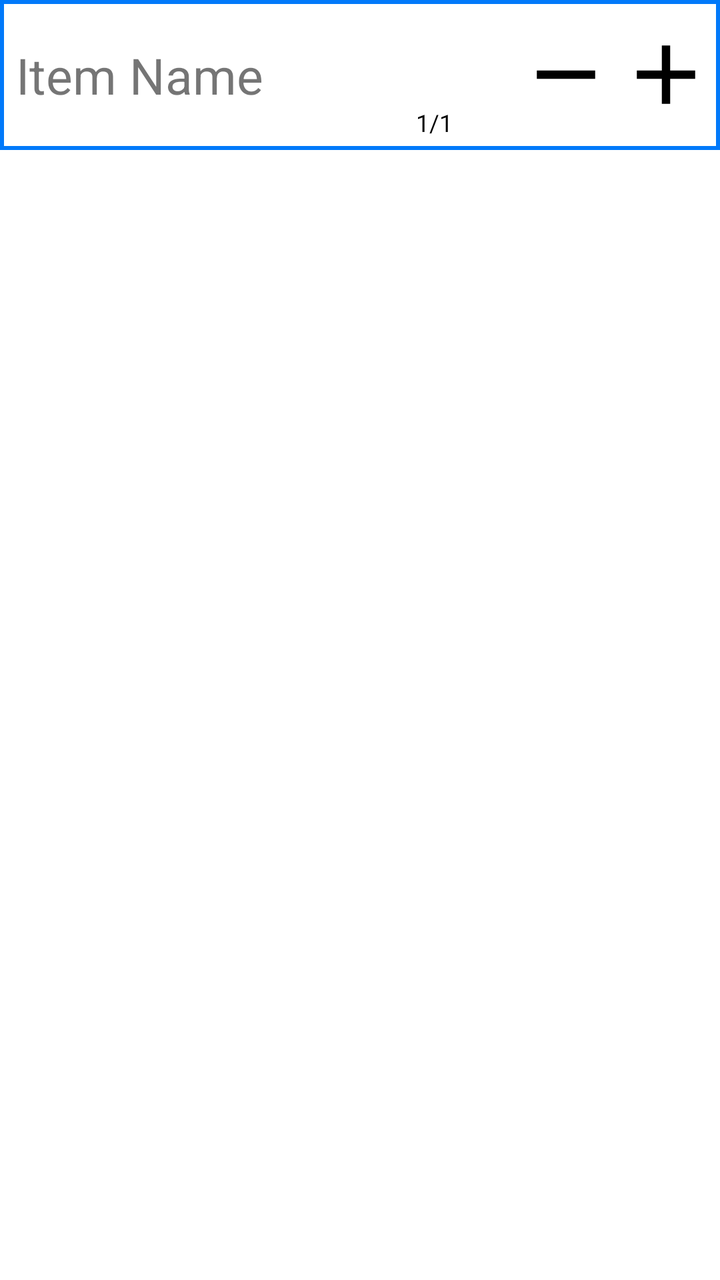
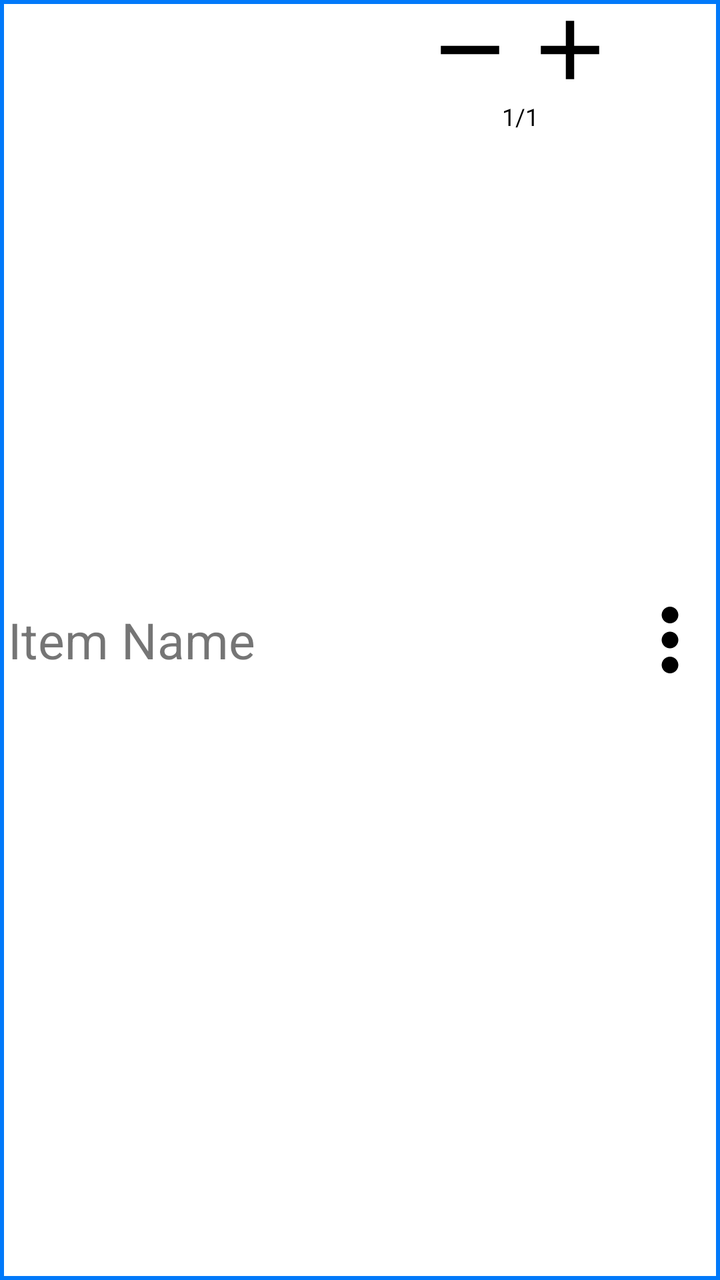

An Android layout rendered at two revisions. The XML below is the earlier revision; the diff shows what the commit changed to produce the second picture.
<!-- AndroidManifest.xml: application theme Theme.SmartCart.Light -->
<!-- res/layout/item_row_multiple_listdisplay.xml -->
<?xml version="1.0" encoding="utf-8"?>
<LinearLayout xmlns:android="http://schemas.android.com/apk/res/android"
    android:orientation="vertical"
    android:layout_width="match_parent"
    android:layout_height="wrap_content">

    <LinearLayout
        android:layout_width="match_parent"
        android:layout_height="75dp"
        android:orientation="horizontal"
        android:background="@drawable/square">
        <TextView
            android:id="@+id/ItemNameDisplayMultiple"
            android:layout_width="200dp"
            android:layout_height="wrap_content"
            android:layout_marginLeft="8dp"
            android:text="Item Name"
            android:textSize="25sp"
            android:layout_gravity="left|center_vertical"/>

        <TextView
            android:id="@+id/ItemQuantityDisplay"
            android:layout_width="50dp"
            android:layout_height="20dp"
            android:layout_marginBottom="1dp"
            android:layout_gravity="bottom|center_horizontal"
            android:text="1/1"
            android:textSize="12sp"
            android:textColor="@color/black"
            />

        <LinearLayout
            android:id="@+id/item_row_multiple_linearLayout"
            android:layout_width="100dp"
            android:layout_height="match_parent"
            android:orientation="horizontal">

            <ImageButton
                android:id="@+id/ItemUncheckButton"
                android:layout_width="50dp"
                android:layout_height="50dp"
                android:layout_gravity="center_vertical"
                android:background="@drawable/baseline_remove"
                android:backgroundTint="@color/black"/>
            <ImageButton
                android:id="@+id/ItemcheckButton"
                android:layout_width="50dp"
                android:layout_height="50dp"
                android:layout_gravity="center_vertical"
                android:background="@drawable/baseline_add"
                android:backgroundTint="@color/black"/>

        </LinearLayout>
        <ImageButton
            android:id="@+id/ItemOptionsButtonMultiple"
            android:layout_width="50dp"
            android:layout_height="50dp"
            android:layout_gravity="center_vertical|right"
            android:background="@drawable/option_button"/>
    </LinearLayout>
</LinearLayout>
<!-- resources referenced by this layout -->
<resources>
  <color name="black">#FF000000</color>
  <!-- drawable baseline_add (drawable) -->
  <vector xmlns:android="http://schemas.android.com/apk/res/android" android:height="24dp" android:tint="#000000" android:viewportHeight="24" android:viewportWidth="24" android:width="24dp">
        
      <path android:fillColor="@android:color/white" android:pathData="M19,13h-6v6h-2v-6H5v-2h6V5h2v6h6v2z"/>
      
  </vector>
  <!-- drawable baseline_remove (drawable) -->
  <vector xmlns:android="http://schemas.android.com/apk/res/android" android:height="24dp" android:tint="#000000" android:viewportHeight="24" android:viewportWidth="24" android:width="24dp">
        
      <path android:fillColor="@android:color/white" android:pathData="M19,13H5v-2h14v2z"/>
  
  </vector>
  <!-- drawable option_button (drawable) -->
  <vector xmlns:android="http://schemas.android.com/apk/res/android" android:height="24dp" android:tint="#000000" android:viewportHeight="24" android:viewportWidth="24" android:width="24dp">
        
      <path android:fillColor="@android:color/white" android:pathData="M12,8c1.1,0 2,-0.9 2,-2s-0.9,-2 -2,-2 -2,0.9 -2,2 0.9,2 2,2zM12,10c-1.1,0 -2,0.9 -2,2s0.9,2 2,2 2,-0.9 2,-2 -0.9,-2 -2,-2zM12,16c-1.1,0 -2,0.9 -2,2s0.9,2 2,2 2,-0.9 2,-2 -0.9,-2 -2,-2z"/>
      
  </vector>
  <!-- drawable square (drawable) -->
  <?xml version="1.0" encoding="utf-8"?>
  <shape xmlns:android="http://schemas.android.com/apk/res/android" android:shape="rectangle">
      <corners android:radius="0dp"/>
      <stroke
          android:width="2dp"
          android:color="@color/blue"
          />
  </shape>
  <style name="Theme.SmartCart.Light" parent="Theme.MaterialComponents.Light.NoActionBar">
          <item name="android:windowBackground">@android:color/white</item>
      </style>
  <color name="blue">#0079FA</color>
</resources>

<!-- the commit's change to res/layout/item_row_multiple_listdisplay.xml (unified diff, before → after) -->
@@ -1,38 +1,33 @@
 <?xml version="1.0" encoding="utf-8"?>
 <LinearLayout xmlns:android="http://schemas.android.com/apk/res/android"
-    android:orientation="vertical"
+    android:orientation="horizontal"
     android:layout_width="match_parent"
-    android:layout_height="wrap_content">
+    android:layout_height="75dp"
+    android:background="@drawable/square">
 
-    <LinearLayout
-        android:layout_width="match_parent"
-        android:layout_height="75dp"
-        android:orientation="horizontal"
-        android:background="@drawable/square">
+
+
         <TextView
             android:id="@+id/ItemNameDisplayMultiple"
             android:layout_width="200dp"
             android:layout_height="wrap_content"
-            android:layout_marginLeft="8dp"
+            android:layout_marginStart="4dp"
+            android:layout_weight="1"
             android:text="Item Name"
             android:textSize="25sp"
             android:layout_gravity="left|center_vertical"/>
 
-        <TextView
-            android:id="@+id/ItemQuantityDisplay"
-            android:layout_width="50dp"
-            android:layout_height="20dp"
-            android:layout_marginBottom="1dp"
-            android:layout_gravity="bottom|center_horizontal"
-            android:text="1/1"
-            android:textSize="12sp"
-            android:textColor="@color/black"
-            />
+
 
         <LinearLayout
-            android:id="@+id/item_row_multiple_linearLayout"
             android:layout_width="100dp"
             android:layout_height="match_parent"
+            android:orientation="vertical"
+            android:layout_gravity="center_vertical">
+        <LinearLayout
+            android:id="@+id/item_row_multiple_linearLayout"
+            android:layout_width="match_parent"
+            android:layout_height="50dp"
             android:orientation="horizontal">
 
             <ImageButton
@@ -51,11 +46,23 @@
                 android:backgroundTint="@color/black"/>
 
         </LinearLayout>
-        <ImageButton
-            android:id="@+id/ItemOptionsButtonMultiple"
-            android:layout_width="50dp"
-            android:layout_height="50dp"
-            android:layout_gravity="center_vertical|right"
-            android:background="@drawable/option_button"/>
-    </LinearLayout>
+            <TextView
+                android:id="@+id/ItemQuantityDisplay"
+                android:layout_width="match_parent"
+                android:layout_height="25dp"
+                android:textAlignment="center"
+                android:layout_marginBottom="1dp"
+                android:text="1/1"
+                android:textColor="@color/black"
+                android:textSize="12sp" />
+        </LinearLayout>
+
+    <ImageButton
+        android:id="@+id/ItemOptionsButtonMultiple"
+        android:layout_width="50dp"
+        android:layout_height="50dp"
+        android:layout_gravity="center_vertical"
+        android:background="@drawable/option_button" />
+
+
 </LinearLayout>
